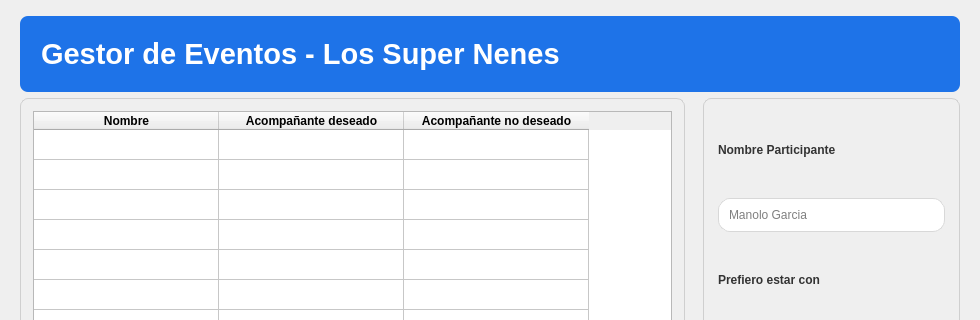
Old version of the form interfazes/.ui/home-participantes-mesas.ui in the repository moramirete/organizadorEventos; both pictures show x 0 to 980 and y 0 to 320 of the 980 by 640 pixel window.
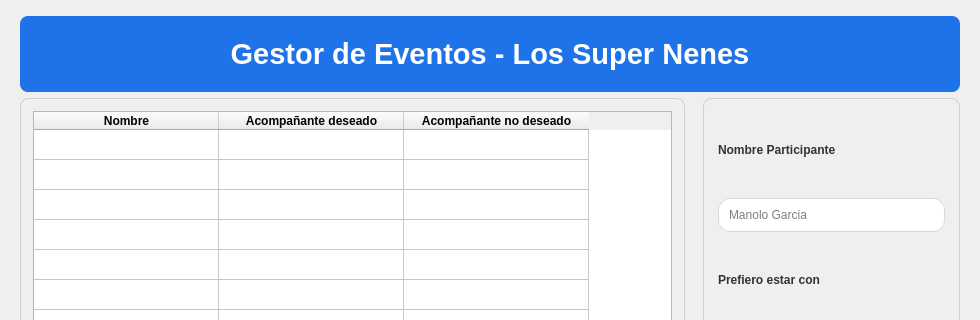
New version of the form.

```diff
--- a/interfazes/.ui/home-participantes-mesas.ui
+++ b/interfazes/.ui/home-participantes-mesas.ui
@@ -29,16 +29,22 @@
     </property>
     <item>
      <widget class="QFrame" name="headerFrame">
+      <property name="layoutDirection">
+       <enum>Qt::LeftToRight</enum>
+      </property>
       <property name="styleSheet">
        <string notr="true">QFrame#headerFrame{background-color:#1E73E8; border-radius:8px; padding:12px;}
 QLabel#lblTitulo{color:white; font-size:22pt; font-weight:600;}</string>
       </property>
       <layout class="QHBoxLayout" name="headerLayout">
-       <item alignment="Qt::AlignLeft|Qt::AlignVCenter">
+       <item>
         <widget class="QLabel" name="lblTitulo">
          <property name="text">
           <string>Gestor de Eventos - Los Super Nenes</string>
          </property>
+         <property name="alignment">
+          <set>Qt::AlignCenter</set>
+         </property>
         </widget>
        </item>
       </layout>
```
